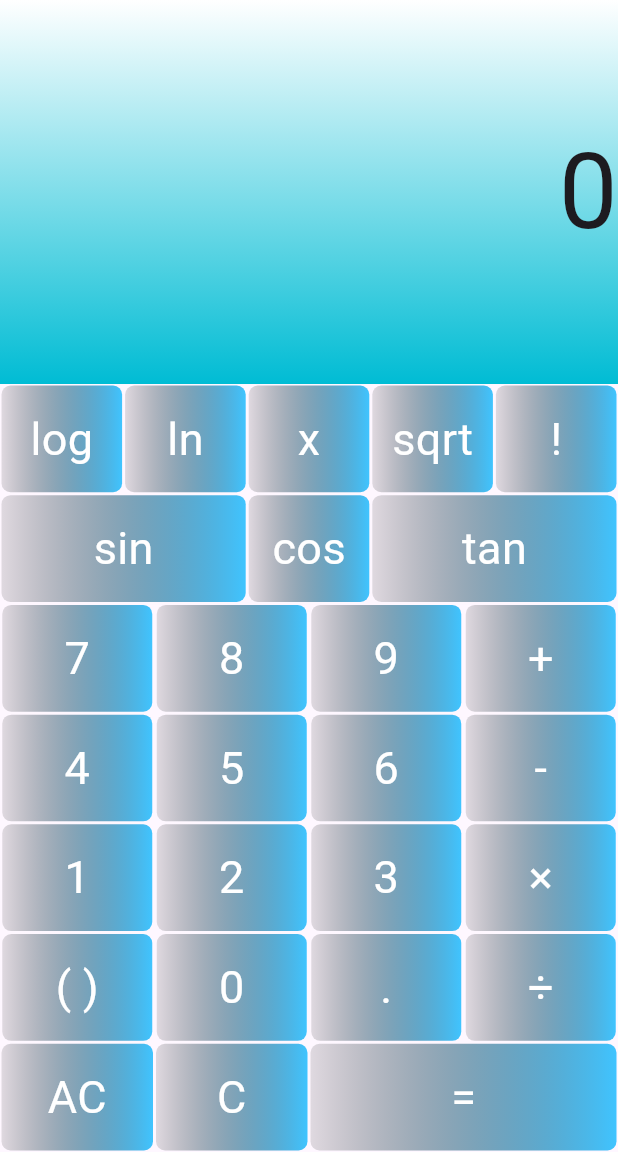
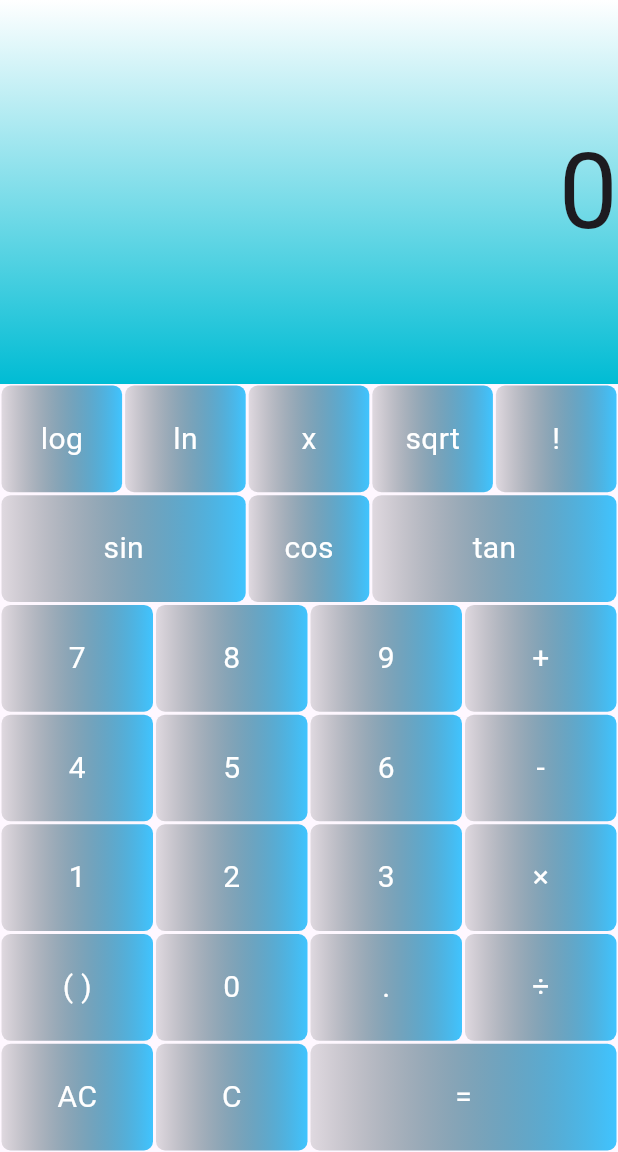
Before and after one commit to RovayaHaqueShuvo/Calculator-Design-Flutter, a Flutter app: the screen it shows after launch, on a phone screen of 412 x 824 dp, the part 84-1236 px from its top. Run offline on Flutter 3.47's test engine with Material 3 defaults, Android fonts, the phone set to English and light mode, and no system bars.

Commit message:
Resposive Done

```diff
--- a/lib/Utils/elements.dart
+++ b/lib/Utils/elements.dart
@@ -46,7 +46,7 @@ class MyBox extends StatelessWidget {
     return Container(
       alignment: AlignmentDirectional.center,
       margin: const EdgeInsets.all(1.0),
-      width: 100.0,
+      width: double.infinity,
       //height: 100.0,
       decoration: BoxDecoration(
           color: Colors.cyan,
@@ -56,7 +56,7 @@ class MyBox extends StatelessWidget {
           )),
       child: Text(
         text,
-        style: TextStyle(fontSize: 30.0, color: Colors.white),
+        style: TextStyle(fontSize: 20, color: Colors.white),
       ),
     );
   }
```
